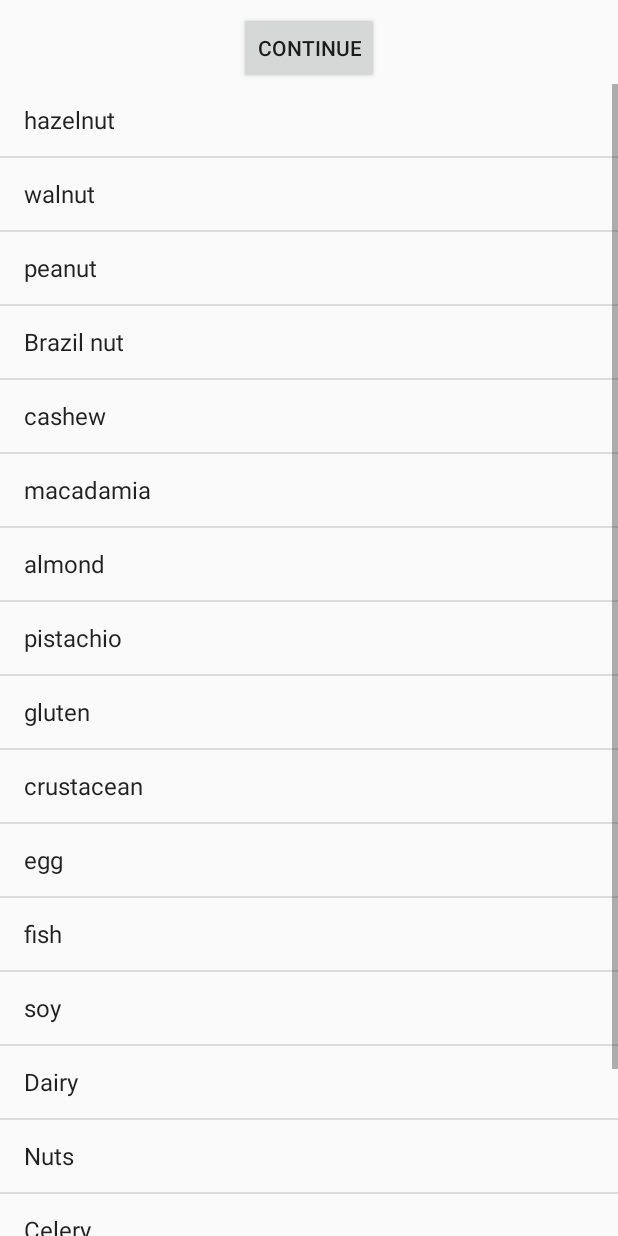
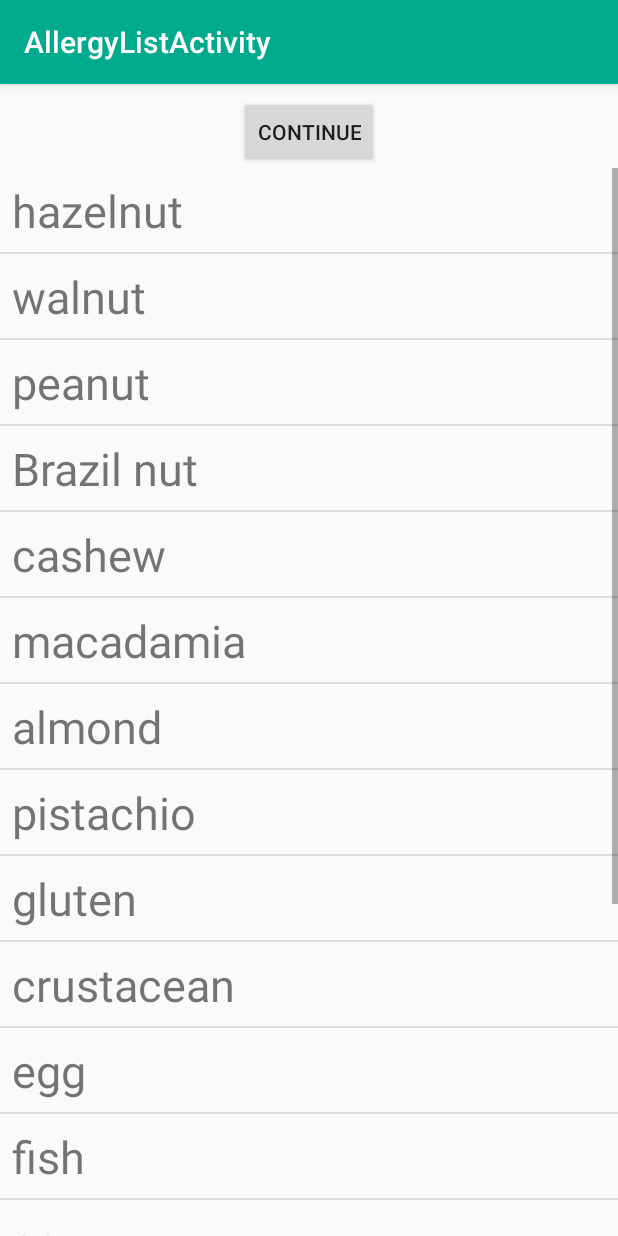
Before and after one commit to NWuensche/AllergyDict, an Android app: the screen it shows after launch (AllergyListActivity), after a tap on "Germany", on a phone screen of 412 x 824 dp. Run offline under Robolectric (Android 15) with nearby library versions, the phone set to English and light mode, and no system bars.

```diff
--- /dev/null
+++ b/app/src/main/java/niklas/app/allergydictionary/AllergyItemAdapter.java
@@ -0,0 +1,38 @@
+package niklas.app.allergydictionary;
+
+import android.content.Context;
+import android.support.annotation.NonNull;
+import android.support.annotation.Nullable;
+import android.view.View;
+import android.view.ViewGroup;
+import android.widget.ArrayAdapter;
+import android.view.LayoutInflater;
+import android.widget.TextView;
+
+import java.util.ArrayList;
+
+/**
+ * Created by nwuensche on 28.01.18.
+ */
+
+public class AllergyItemAdapter extends ArrayAdapter<String> {
+
+    public AllergyItemAdapter(Context context, ArrayList<String> allergies) {
+        super(context, 0, allergies);
+    }
+
+    @NonNull
+    @Override
+    public View getView(int position, @Nullable View convertView, @NonNull ViewGroup parent) {
+        String name = this.getItem(position);
+
+        if(convertView == null) {
+            convertView = LayoutInflater.from(getContext()).inflate(R.layout.allergy_item, parent, false);
+        }
+
+        TextView t = convertView.findViewById(R.id.allergyItemText);
+        t.setText(name);
+
+        return convertView;
+    }
+}
--- a/app/src/main/java/niklas/app/allergydictionary/MainActivity.java
+++ b/app/src/main/java/niklas/app/allergydictionary/MainActivity.java
@@ -78,22 +78,4 @@ public class MainActivity extends AppCompatActivity {
 
         }
     }
-
-    @Override
-    public boolean onCreateOptionsMenu(Menu menu) {
-        getMenuInflater().inflate(R.menu.menu_main, menu);
-        return true;
-    }
-
-    @Override
-    public boolean onOptionsItemSelected(MenuItem item) {
-        int id = item.getItemId();
-
-        if (id == R.id.action_settings) {
-            return true;
-        }
-        return super.onOptionsItemSelected(item);
-    }
 }
-// TODO Look that at least one Allergene is marked
-//TODO Add Toolbars
--- a/app/src/main/java/niklas/app/allergydictionary/ResultActivity.java
+++ b/app/src/main/java/niklas/app/allergydictionary/ResultActivity.java
@@ -33,7 +33,7 @@ public class ResultActivity extends AppCompatActivity {
 
         for(int i = 0; i < AllergeneAusland.length; i++) {
                 if(DataStorage.isMarked[i]) {
-                    items.add(AllergeneAusland[i] + "(" + DataStorage.allergenesUser[i] + ")");
+                    items.add(AllergeneAusland[i] + " (" + DataStorage.allergenesUser[i] + ")");
                 }
         }
         ArrayAdapter<String> itemsAdapter = new ArrayAdapter<>(this, android.R.layout.simple_list_item_1, items);
--- a/app/src/main/res/layout/activity_allergy_list.xml
+++ b/app/src/main/res/layout/activity_allergy_list.xml
@@ -3,8 +3,8 @@
     xmlns:app="http://schemas.android.com/apk/res-auto"
     xmlns:tools="http://schemas.android.com/tools"
     android:id="@+id/coordinatorLayout"
-    android:layout_width="match_parent"
-    android:layout_height="match_parent"
+    android:layout_width="fill_parent"
+    android:layout_height="fill_parent"
     tools:context="niklas.app.allergydictionary.AllergyListActivity">
 
 
--- /dev/null
+++ b/app/src/main/res/layout/allergy_item.xml
@@ -0,0 +1,30 @@
+<?xml version="1.0" encoding="utf-8"?>
+<android.support.constraint.ConstraintLayout
+    xmlns:android="http://schemas.android.com/apk/res/android"
+    xmlns:app="http://schemas.android.com/apk/res-auto"
+    xmlns:tools="http://schemas.android.com/tools"
+    android:layout_width="match_parent"
+    android:layout_height="match_parent">
+
+    <TextView
+        android:id="@+id/allergyItemText"
+        android:layout_width="wrap_content"
+        android:layout_height="wrap_content"
+        android:layout_marginStart="8dp"
+        android:layout_marginTop="8dp"
+        android:text="TextView"
+        android:textSize="30sp"
+        app:layout_constraintStart_toStartOf="parent"
+        app:layout_constraintTop_toTopOf="parent" />
+
+    <ImageView
+        android:id="@+id/allergyImageItem"
+        android:layout_width="wrap_content"
+        android:layout_height="wrap_content"
+        android:layout_marginEnd="8dp"
+        android:layout_marginTop="8dp"
+        android:visibility="invisible"
+        app:layout_constraintEnd_toEndOf="parent"
+        app:layout_constraintTop_toTopOf="parent"
+        app:srcCompat="@mipmap/ic_launcher" />
+</android.support.constraint.ConstraintLayout>
--- a/app/src/main/res/menu/menu_main.xml
+++ /dev/null
@@ -1,15 +0,0 @@
-<menu xmlns:android="http://schemas.android.com/apk/res/android"
-    xmlns:app="http://schemas.android.com/apk/res-auto"
-    xmlns:tools="http://schemas.android.com/tools" tools:context=".MainActivity">
-    <item android:id="@+id/Tag" android:title=""
-        android:orderInCategory="100" app:showAsAction="always" />
-    <item android:id="@+id/action_settings" android:title=""
-        android:orderInCategory="100" app:showAsAction="never" />
-    <item android:id="@+id/action_ueber" android:title="About"
-        android:orderInCategory="100" app:showAsAction="never" />
-    <item android:id="@+id/action_land" android:title=""
-        android:orderInCategory="100" app:showAsAction="always" />
-
-
-
-</menu>
--- /dev/null
+++ b/app/src/main/res/values/colors.xml
@@ -0,0 +1,6 @@
+<?xml version="1.0" encoding="utf-8"?>
+<resources>
+    <color name="colorPrimary">#00AA8D</color>
+    <color name="colorPrimaryDark">#455A64</color>
+    <color name="colorAccent">#FF4081</color>
+</resources>
--- a/app/src/main/res/values/styles.xml
+++ b/app/src/main/res/values/styles.xml
@@ -3,6 +3,10 @@
     <!-- Base application theme. -->
     <style name="AppTheme" parent="Theme.AppCompat.Light.DarkActionBar">
         <!-- Customize your theme here. -->
+        <item name="colorPrimary">@color/colorPrimary</item>
+        <item name="colorPrimaryDark">@color/colorPrimaryDark</item>
+        <item name="colorAccent">@color/colorAccent</item>
+
     </style>
 
     <style name="AppTheme.NoActionBar">
```
Also changed, not shown: app/src/main/AndroidManifest.xml (+5 -8 lines), app/src/main/java/niklas/app/allergydictionary/AllergyListActivity.java (+63 -6 lines), app/src/main/assets/SourceSansPro-Regular.ttf (deleted).
